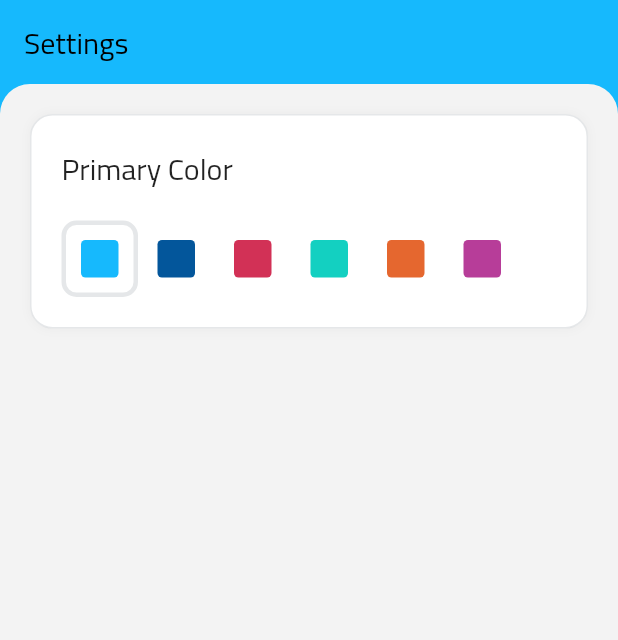
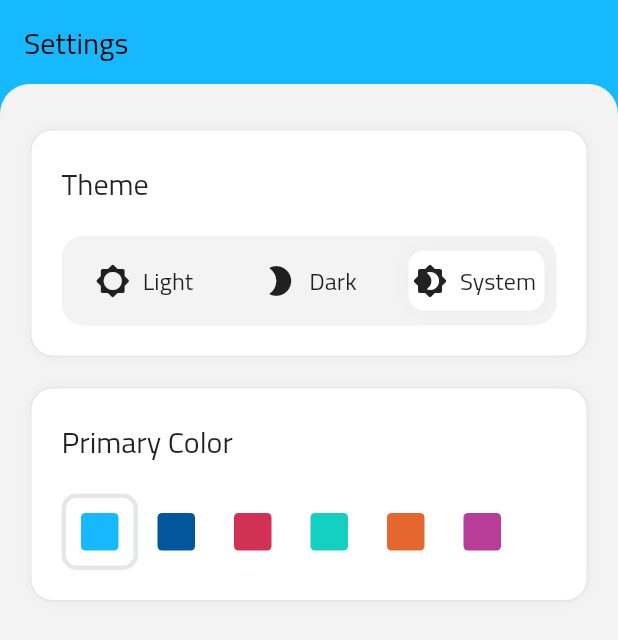
Before and after one commit to Roaa94/flutter-theme-switcher, a Flutter app: the screen it shows after launch, on a phone screen of 412 x 824 dp. Shown: the top 640 px of the screen. Run offline on Flutter 3.47's test engine with Material 2 defaults, Android fonts, the phone set to English and light mode, and no system bars; our stand-ins replace get_it, hive_flutter; accounts and stored records are empty.

Commit message:
worked on theme switcher

```diff
--- a/lib/main.dart
+++ b/lib/main.dart
@@ -50,7 +50,7 @@ class App extends StatelessWidget {
             isDark: true,
             primaryColor: themeProvider.selectedPrimaryColor,
           ),
-          themeMode: ThemeMode.system,
+          themeMode: themeProvider.selectedThemeMode,
           home: home,
         ),
       ),
--- a/lib/presentation/settings/pages/settings_page.dart
+++ b/lib/presentation/settings/pages/settings_page.dart
@@ -16,7 +16,9 @@ class SettingsPage extends StatelessWidget {
       body: PageWrapper(
         body: Column(
           children: const [
+            SizedBox(height: 30),
             ThemeSwitcher(),
+            SizedBox(height: 20),
             PrimaryColorSwitcher(),
           ],
         ),
--- a/lib/presentation/settings/widgets/switcher_container.dart
+++ b/lib/presentation/settings/widgets/switcher_container.dart
@@ -14,7 +14,7 @@ class SwitcherContainer extends StatelessWidget {
   Widget build(BuildContext context) {
     return Container(
       padding: const EdgeInsets.all(20),
-      margin: const EdgeInsets.all(20),
+      margin: const EdgeInsets.symmetric(horizontal: 20),
       decoration: BoxDecoration(
         color: Theme.of(context).cardColor,
         borderRadius: BorderRadius.circular(15),
--- a/lib/presentation/settings/widgets/theme_switcher.dart
+++ b/lib/presentation/settings/widgets/theme_switcher.dart
@@ -1,10 +1,104 @@
 import 'package:flutter/material.dart';
+import 'package:flutter_theme_switcher/presentation/providers/theme_provider.dart';
+import 'package:flutter_theme_switcher/presentation/settings/widgets/switcher_container.dart';
+import 'package:flutter_theme_switcher/presentation/styles/app_themes.dart';
+import 'package:provider/provider.dart';
 
 class ThemeSwitcher extends StatelessWidget {
   const ThemeSwitcher({Key? key}) : super(key: key);
 
   @override
   Widget build(BuildContext context) {
-    return Container();
+    double themeOptionIndicatorWidth =
+        (MediaQuery.of(context).size.width - (20 * 4)) /
+            AppThemes.appThemeOptions.length;
+
+    double themeSwitcherOptionsHeight = 60;
+
+    return SwitcherContainer(
+      title: 'Theme',
+      content: SizedBox(
+        height: themeSwitcherOptionsHeight,
+        child: Consumer<ThemeProvider>(
+          builder: (c, themeProvider, _) {
+            int selectedThemeIndex = AppThemes.appThemeOptions.indexWhere(
+              (theme) => theme.mode == themeProvider.selectedThemeMode,
+            );
+
+            return Stack(
+              children: [
+                Positioned.fill(
+                  child: Container(
+                    decoration: BoxDecoration(
+                      color: Theme.of(context).scaffoldBackgroundColor,
+                      borderRadius: BorderRadius.circular(15),
+                    ),
+                  ),
+                ),
+                AnimatedPositionedDirectional(
+                  duration: const Duration(milliseconds: 300),
+                  start: selectedThemeIndex * themeOptionIndicatorWidth,
+                  child: Container(
+                    margin: const EdgeInsets.all(10),
+                    width: themeOptionIndicatorWidth - 20,
+                    height: themeSwitcherOptionsHeight - 20,
+                    decoration: BoxDecoration(
+                      color: Theme.of(context).cardColor,
+                      borderRadius: BorderRadius.circular(10),
+                      boxShadow: [
+                        BoxShadow(
+                          color: Theme.of(context).shadowColor,
+                          blurRadius: 10,
+                        ),
+                      ],
+                    ),
+                  ),
+                ),
+                Positioned.fill(
+                  child: Row(
+                    children: List.generate(
+                      AppThemes.appThemeOptions.length,
+                      (i) {
+                        bool isSelected = selectedThemeIndex == i;
+                        return Expanded(
+                          child: InkWell(
+                            onTap: isSelected
+                                ? null
+                                : () => themeProvider.setSelectedThemeMode(
+                                      AppThemes.appThemeOptions[i].mode,
+                                    ),
+                            child: Container(
+                              alignment: Alignment.center,
+                              height: themeSwitcherOptionsHeight,
+                              child: Row(
+                                mainAxisAlignment: MainAxisAlignment.center,
+                                crossAxisAlignment: CrossAxisAlignment.stretch,
+                                children: [
+                                  Icon(AppThemes.appThemeOptions[i].icon),
+                                  const SizedBox(width: 8),
+                                  Center(
+                                    child: Text(
+                                      AppThemes.appThemeOptions[i].title,
+                                      style: Theme.of(context)
+                                          .textTheme
+                                          .headline6!
+                                          .copyWith(fontSize: 16),
+                                    ),
+                                  ),
+                                ],
+                              ),
+                            ),
+                          ),
+                        );
+                      },
+                    ),
+                  ),
+                ),
+              ],
+            );
+          },
+        ),
+      ),
+    );
   }
 }
```
